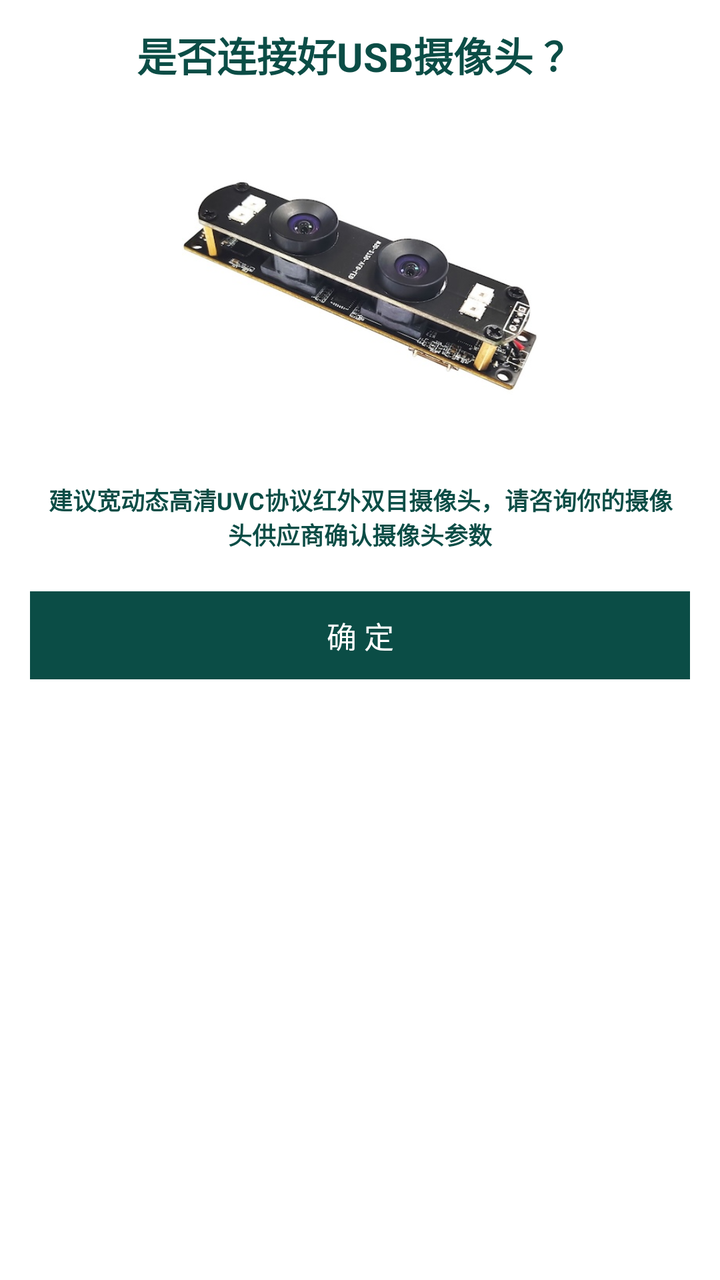
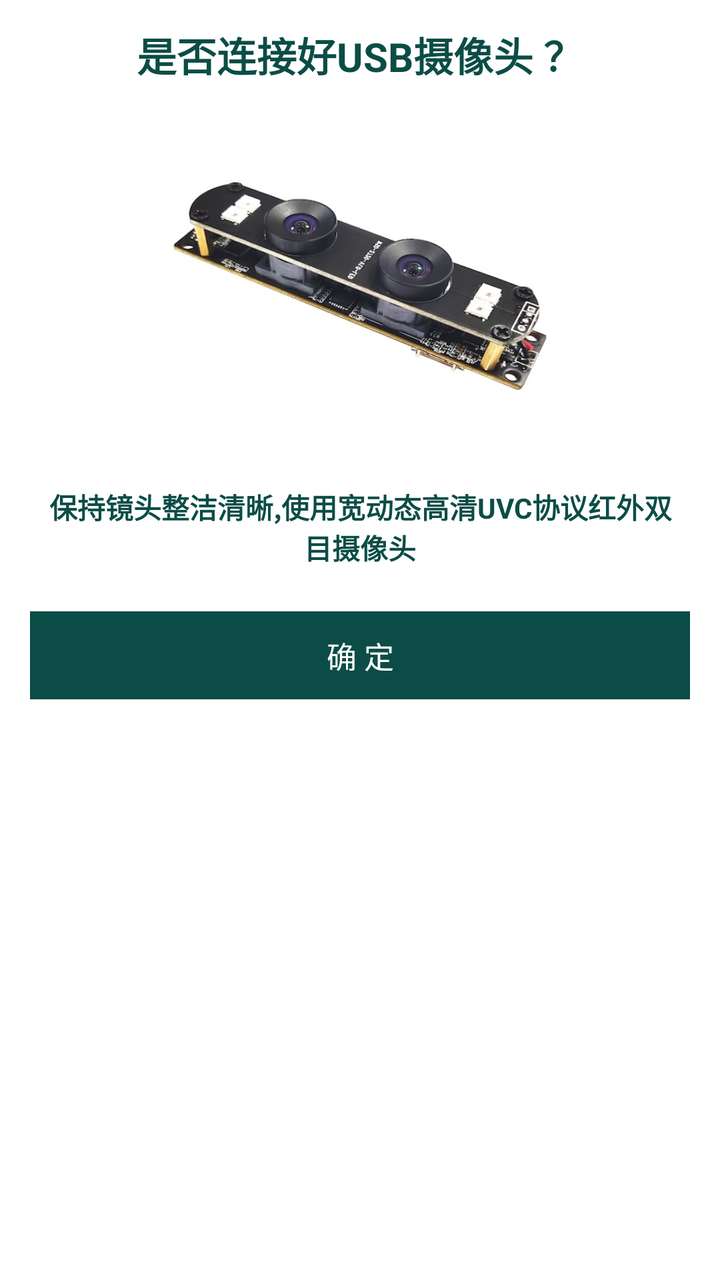

Screens rendered from an Android XML layout before and after an edit, with the pre-edit source and the edit as a unified diff.
<!-- AndroidManifest.xml: another module's application theme AppTheme -->
<!-- res/layout/dialog_connect_uvc_camera.xml -->
<?xml version="1.0" encoding="utf-8"?>
<LinearLayout xmlns:android="http://schemas.android.com/apk/res/android"
    android:layout_width="match_parent"
    android:layout_height="wrap_content"
    android:background="@color/white"
    android:layout_margin="16dp"
    android:orientation="vertical">

    <androidx.core.widget.NestedScrollView
        android:layout_width="match_parent"
        android:layout_height="match_parent">

        <LinearLayout
            android:layout_width="match_parent"
            android:layout_height="wrap_content"
            android:orientation="vertical">

            <TextView
                android:id="@+id/textView"
                android:layout_width="match_parent"
                android:layout_height="55dp"
                android:background="@color/white"
                android:gravity="center"
                android:text="是否连接好USB摄像头 ？"
                android:textColor="@color/face_lib_main_color"
                android:textStyle="bold"
                android:textSize="20sp" />




            <ImageView
                android:id="@+id/preview"
                android:layout_gravity="center"
                android:background="@drawable/bion_camera"
                android:layout_width="178dp"
                android:layout_height="166dp"/>

            <TextView
                android:id="@+id/textView2"
                android:layout_width="match_parent"
                android:layout_height="wrap_content"
                android:background="@color/white"
                android:layout_margin="20dp"
                android:gravity="center"
                android:textStyle="bold"
                android:text="建议宽动态高清UVC协议红外双目摄像头，请咨询你的摄像头供应商确认摄像头参数"
                android:textColor="@color/face_lib_main_color"
                android:textSize="12sp" />

            <LinearLayout
                android:layout_width="match_parent"
                android:layout_height="wrap_content"
                android:layout_marginBottom="15dp"
                android:orientation="horizontal"
                android:paddingLeft="15dp"
                android:paddingRight="15dp">

                <Button
                    android:id="@+id/btn_cancel"
                    android:layout_width="0dp"
                    android:layout_height="44dp"
                    android:layout_marginEnd="15dp"
                    android:layout_weight="1"
                    android:background="@color/blue_sky"
                    android:text="重 试"
                    android:visibility="gone"
                    android:textColor="@color/white"
                    android:textSize="15sp" />

                <Button
                    android:id="@+id/btn_ok"
                    android:layout_width="0dp"
                    android:layout_height="44dp"
                    android:layout_weight="1"
                    android:background="@color/face_lib_main_color"
                    android:text="确 定"
                    android:textColor="@color/white"
                    android:textSize="15sp" />

            </LinearLayout>

        </LinearLayout>

    </androidx.core.widget.NestedScrollView>

</LinearLayout>
<!-- resources referenced by this layout -->
<resources>
  <color name="blue_sky">#AA0B4D46</color>
  <color name="face_lib_main_color">#0B4D46</color>
  <color name="white">#FFFFFFFF</color>
  <!-- drawable bion_camera: jpg bitmap (drawable, 46277 bytes) -->
  <style name="AppTheme" parent="Theme.AppCompat.DayNight.NoActionBar">
          
          <item name="colorControlNormal">@color/white</item>
          <item name="colorPrimaryDark">@color/face_lib_main_color</item>
          <item name="colorPrimary">@color/face_lib_main_color</item>
          <item name="colorAccent">@color/face_lib_main_color</item>
          <item name="buttonBarPositiveButtonStyle">@style/positiveBtnStyle</item>
          <item name="buttonBarNegativeButtonStyle">@style/negativeBtnStyle</item>
      </style>
  <style name="positiveBtnStyle" parent="Widget.AppCompat.Button.ButtonBar.AlertDialog">
          <item name="android:textColor">@color/green</item>
      </style>
  <style name="negativeBtnStyle" parent="Widget.AppCompat.Button.ButtonBar.AlertDialog">
          <item name="android:textColor">@color/red</item>
      </style>
  <color name="green">#58E35E</color>
  <color name="red">#E91E63</color>
</resources>

<!-- the commit's change to res/layout/dialog_connect_uvc_camera.xml (unified diff, before → after) -->
@@ -33,7 +33,7 @@
                 android:id="@+id/preview"
                 android:layout_gravity="center"
                 android:background="@drawable/bion_camera"
-                android:layout_width="178dp"
+                android:layout_width="188dp"
                 android:layout_height="166dp"/>
 
             <TextView
@@ -41,12 +41,12 @@
                 android:layout_width="match_parent"
                 android:layout_height="wrap_content"
                 android:background="@color/white"
-                android:layout_margin="20dp"
+                android:layout_margin="22dp"
                 android:gravity="center"
                 android:textStyle="bold"
-                android:text="建议宽动态高清UVC协议红外双目摄像头，请咨询你的摄像头供应商确认摄像头参数"
+                android:text="保持镜头整洁清晰,使用宽动态高清UVC协议红外双目摄像头"
                 android:textColor="@color/face_lib_main_color"
-                android:textSize="12sp" />
+                android:textSize="14sp" />
 
             <LinearLayout
                 android:layout_width="match_parent"
